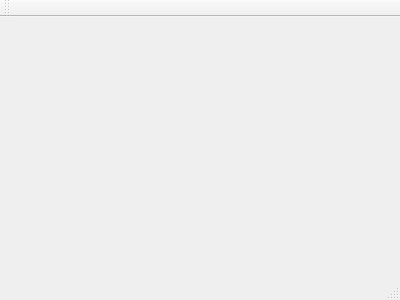
The window that src/mainwindow.ui (jaedong27/MovingTurtleOnCubes) describes before a commit, drawn with Qt 5.
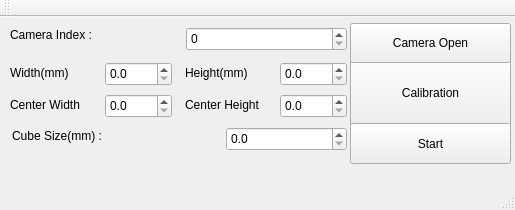
The same window after the commit.

The edit to the form file:
```diff
--- a/src/mainwindow.ui
+++ b/src/mainwindow.ui
@@ -1,24 +1,262 @@
 <ui version="4.0">
  <class>MainWindow</class>
- <widget class="QMainWindow" name="MainWindow" >
-  <property name="geometry" >
+ <widget class="QMainWindow" name="MainWindow">
+  <property name="geometry">
    <rect>
     <x>0</x>
     <y>0</y>
-    <width>400</width>
-    <height>300</height>
+    <width>515</width>
+    <height>210</height>
    </rect>
   </property>
   <property name="windowTitle" >
    <string>MainWindow</string>
   </property>
-  <widget class="QMenuBar" name="menuBar" />
-  <widget class="QToolBar" name="mainToolBar" />
-  <widget class="QWidget" name="centralWidget" />
-  <widget class="QStatusBar" name="statusBar" />
+  <widget class="QWidget" name="centralWidget">
+   <widget class="QPushButton" name="butCalibration">
+    <property name="geometry">
+     <rect>
+      <x>350</x>
+      <y>40</y>
+      <width>161</width>
+      <height>71</height>
+     </rect>
+    </property>
+    <property name="text">
+     <string>Calibration</string>
+    </property>
+   </widget>
+   <widget class="QPushButton" name="butCameraOpen">
+    <property name="geometry">
+     <rect>
+      <x>350</x>
+      <y>6</y>
+      <width>161</width>
+      <height>40</height>
+     </rect>
+    </property>
+    <property name="text">
+     <string>Camera Open</string>
+    </property>
+   </widget>
+   <widget class="QLabel" name="label">
+    <property name="geometry">
+     <rect>
+      <x>10</x>
+      <y>10</y>
+      <width>101</width>
+      <height>16</height>
+     </rect>
+    </property>
+    <property name="text">
+     <string>Camera Index :</string>
+    </property>
+   </widget>
+   <widget class="QSpinBox" name="numCameraIndex">
+    <property name="geometry">
+     <rect>
+      <x>186</x>
+      <y>10</y>
+      <width>161</width>
+      <height>24</height>
+     </rect>
+    </property>
+   </widget>
+   <widget class="QDoubleSpinBox" name="numWidth">
+    <property name="geometry">
+     <rect>
+      <x>105</x>
+      <y>45</y>
+      <width>67</width>
+      <height>24</height>
+     </rect>
+    </property>
+    <property name="decimals">
+     <number>1</number>
+    </property>
+    <property name="maximum">
+     <double>10000.000000000000000</double>
+    </property>
+    <property name="singleStep">
+     <double>0.100000000000000</double>
+    </property>
+   </widget>
+   <widget class="QDoubleSpinBox" name="numHeight">
+    <property name="geometry">
+     <rect>
+      <x>280</x>
+      <y>45</y>
+      <width>67</width>
+      <height>24</height>
+     </rect>
+    </property>
+    <property name="decimals">
+     <number>1</number>
+    </property>
+    <property name="maximum">
+     <double>10000.000000000000000</double>
+    </property>
+    <property name="singleStep">
+     <double>0.100000000000000</double>
+    </property>
+   </widget>
+   <widget class="QLabel" name="label_2">
+    <property name="geometry">
+     <rect>
+      <x>10</x>
+      <y>48</y>
+      <width>71</width>
+      <height>16</height>
+     </rect>
+    </property>
+    <property name="text">
+     <string>Width(mm)</string>
+    </property>
+   </widget>
+   <widget class="QLabel" name="label_3">
+    <property name="geometry">
+     <rect>
+      <x>185</x>
+      <y>48</y>
+      <width>71</width>
+      <height>16</height>
+     </rect>
+    </property>
+    <property name="text">
+     <string>Height(mm)</string>
+    </property>
+   </widget>
+   <widget class="QDoubleSpinBox" name="numCenterWidth">
+    <property name="geometry">
+     <rect>
+      <x>105</x>
+      <y>77</y>
+      <width>67</width>
+      <height>24</height>
+     </rect>
+    </property>
+    <property name="decimals">
+     <number>1</number>
+    </property>
+    <property name="maximum">
+     <double>10000.000000000000000</double>
+    </property>
+    <property name="singleStep">
+     <double>0.100000000000000</double>
+    </property>
+   </widget>
+   <widget class="QLabel" name="label_4">
+    <property name="geometry">
+     <rect>
+      <x>10</x>
+      <y>80</y>
+      <width>81</width>
+      <height>16</height>
+     </rect>
+    </property>
+    <property name="text">
+     <string>Center Width</string>
+    </property>
+   </widget>
+   <widget class="QDoubleSpinBox" name="numCenterHeight">
+    <property name="geometry">
+     <rect>
+      <x>280</x>
+      <y>77</y>
+      <width>67</width>
+      <height>24</height>
+     </rect>
+    </property>
+    <property name="decimals">
+     <number>1</number>
+    </property>
+    <property name="maximum">
+     <double>10000.000000000000000</double>
+    </property>
+    <property name="singleStep">
+     <double>0.100000000000000</double>
+    </property>
+   </widget>
+   <widget class="QLabel" name="label_5">
+    <property name="geometry">
+     <rect>
+      <x>185</x>
+      <y>80</y>
+      <width>91</width>
+      <height>16</height>
+     </rect>
+    </property>
+    <property name="text">
+     <string>Center Height</string>
+    </property>
+   </widget>
+   <widget class="QDoubleSpinBox" name="numCubeSize">
+    <property name="geometry">
+     <rect>
+      <x>226</x>
+      <y>110</y>
+      <width>121</width>
+      <height>24</height>
+     </rect>
+    </property>
+    <property name="decimals">
+     <number>1</number>
+    </property>
+    <property name="maximum">
+     <double>10000.000000000000000</double>
+    </property>
+    <property name="singleStep">
+     <double>0.100000000000000</double>
+    </property>
+   </widget>
+   <widget class="QLabel" name="label_6">
+    <property name="geometry">
+     <rect>
+      <x>12</x>
+      <y>111</y>
+      <width>101</width>
+      <height>16</height>
+     </rect>
+    </property>
+    <property name="text">
+     <string>Cube Size(mm) : </string>
+    </property>
+   </widget>
+   <widget class="QPushButton" name="butStart">
+    <property name="geometry">
+     <rect>
+      <x>350</x>
+      <y>106</y>
+      <width>161</width>
+      <height>41</height>
+     </rect>
+    </property>
+    <property name="text">
+     <string>Start</string>
+    </property>
+   </widget>
+  </widget>
+  <widget class="QMenuBar" name="menuBar">
+   <property name="geometry">
+    <rect>
+     <x>0</x>
+     <y>0</y>
+     <width>515</width>
+     <height>22</height>
+    </rect>
+   </property>
+  </widget>
+  <widget class="QToolBar" name="mainToolBar">
+   <attribute name="toolBarArea">
+    <enum>TopToolBarArea</enum>
+   </attribute>
+   <attribute name="toolBarBreak">
+    <bool>false</bool>
+   </attribute>
+  </widget>
+  <widget class="QStatusBar" name="statusBar"/>
  </widget>
- <layoutDefault spacing="6" margin="11" />
- <pixmapfunction></pixmapfunction>
+ <layoutdefault spacing="6" margin="11"/>
  <resources/>
  <connections/>
 </ui>
```
Left out of the diff: 3 changed lines with no effect on the pictures.
